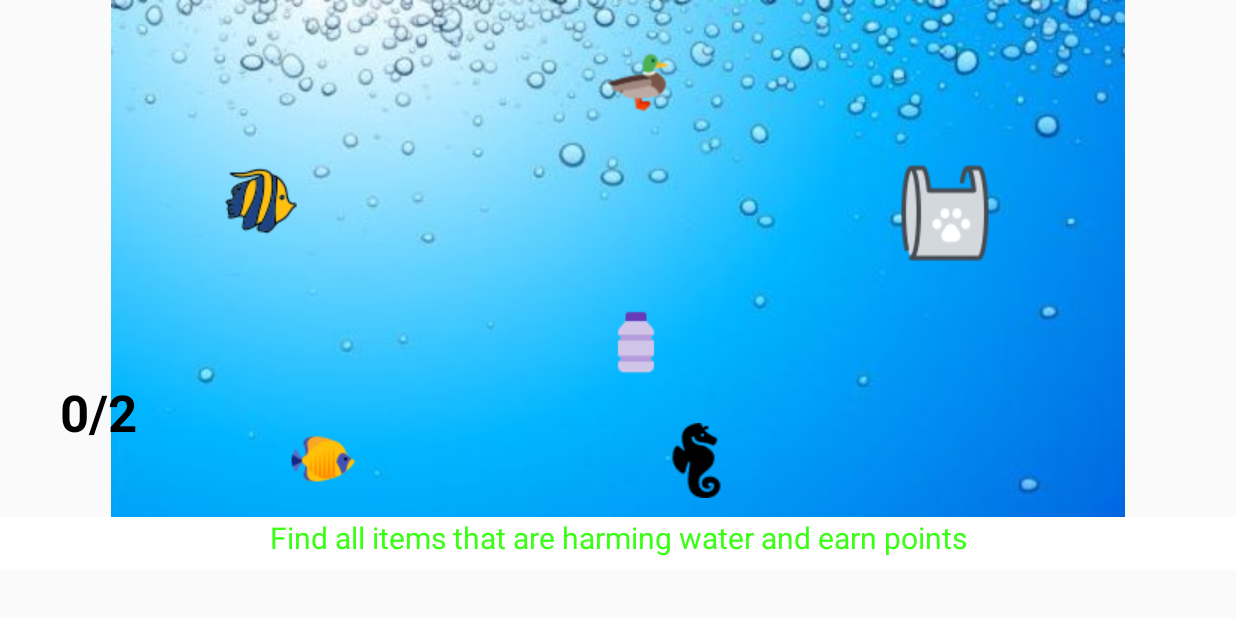
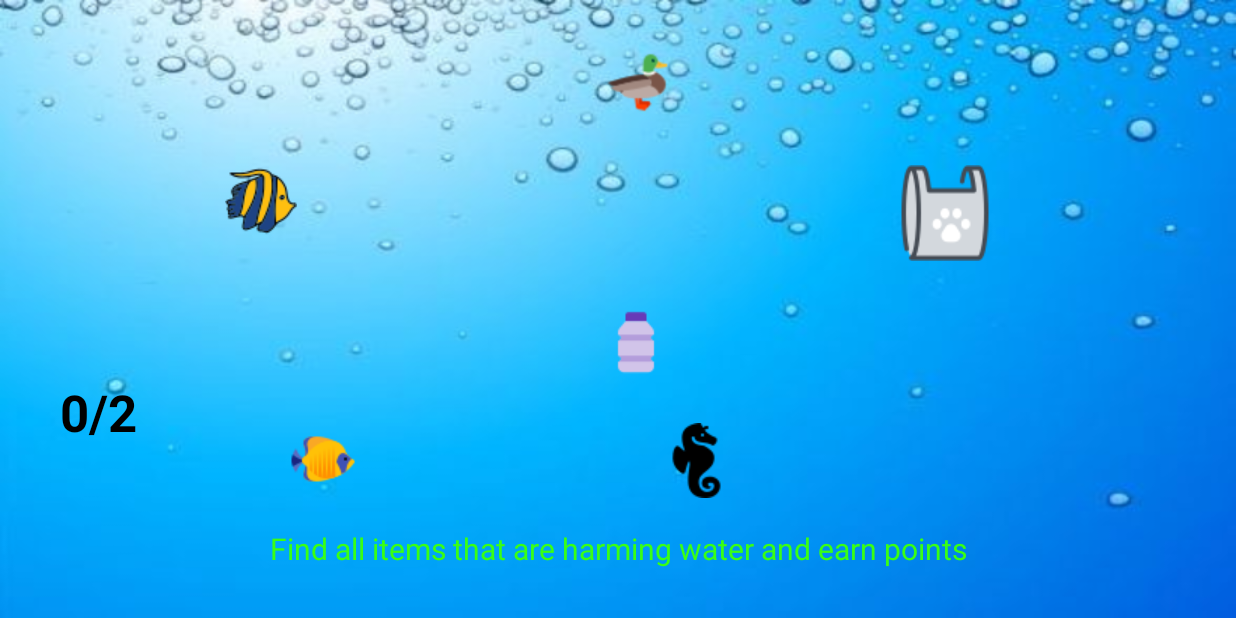
Before and after one commit to rahulbhat31/lets_wake_up, an Android app: the GWGameSimulation1 screen opened directly, with no data from a screen before it, on a phone screen of 824 x 412 dp (held sideways). Run offline under Robolectric (Android 15) with nearby library versions, the light colour scheme and no system bars; 1 statement that could not run was skipped.

Commit message:
added question change layout

```diff
--- a/app/src/main/res/layout/activity_gwgame_simulation1.xml
+++ b/app/src/main/res/layout/activity_gwgame_simulation1.xml
@@ -5,15 +5,9 @@
     xmlns:app="http://schemas.android.com/apk/res-auto"
     xmlns:tools="http://schemas.android.com/tools"
     android:layout_width="match_parent"
-    android:layout_height="380dp"
-    tools:context=".GWGameSimulation1">
-
-
-    <ImageView
-        android:id="@+id/waterImgID"
-        android:layout_width="match_parent"
-        android:layout_height="400dp"
-        app:srcCompat="@drawable/waterbgimg" />
+    android:layout_height="match_parent"
+    tools:context=".GWGameSimulation1"
+    android:background="@drawable/waterbgimg" >
 
     <LinearLayout
         android:layout_width="match_parent"
@@ -109,22 +103,17 @@
                 android:layout_marginRight="100dp"
                 app:srcCompat="@drawable/seahorse" />
         </LinearLayout>
-    </LinearLayout>
-
-    <LinearLayout
-        android:layout_width="match_parent"
-        android:layout_height="35dp"
-        android:layout_gravity="bottom"
-        android:background="@color/colorWhite">
         <TextView
             android:id="@+id/tutGWGameTxt"
             android:layout_width="match_parent"
             android:layout_height="match_parent"
             android:text="Find all items that are harming water and earn points"
             android:textSize="20dp"
+            android:layout_marginTop="20dp"
             android:textAlignment="center"
             android:textColor="@color/colorFluorescentDark"/>
     </LinearLayout>
 
 
+
 </FrameLayout>
--- a/app/src/main/res/layout/activity_image_question.xml
+++ b/app/src/main/res/layout/activity_image_question.xml
@@ -52,6 +52,9 @@
             android:layout_height="wrap_content"
             android:layout_marginLeft="10dp"
             android:layout_marginTop="10dp"
+            android:gravity="center"
+            android:background="@drawable/button_back"
+            android:layout_margin="20dp"
             android:text="How do u save our enviornment ?"
             android:textSize="25sp" />
 
```
Also changed, not shown: app/src/main/res/layout/activity_questions.xml (+6 -1 lines).
